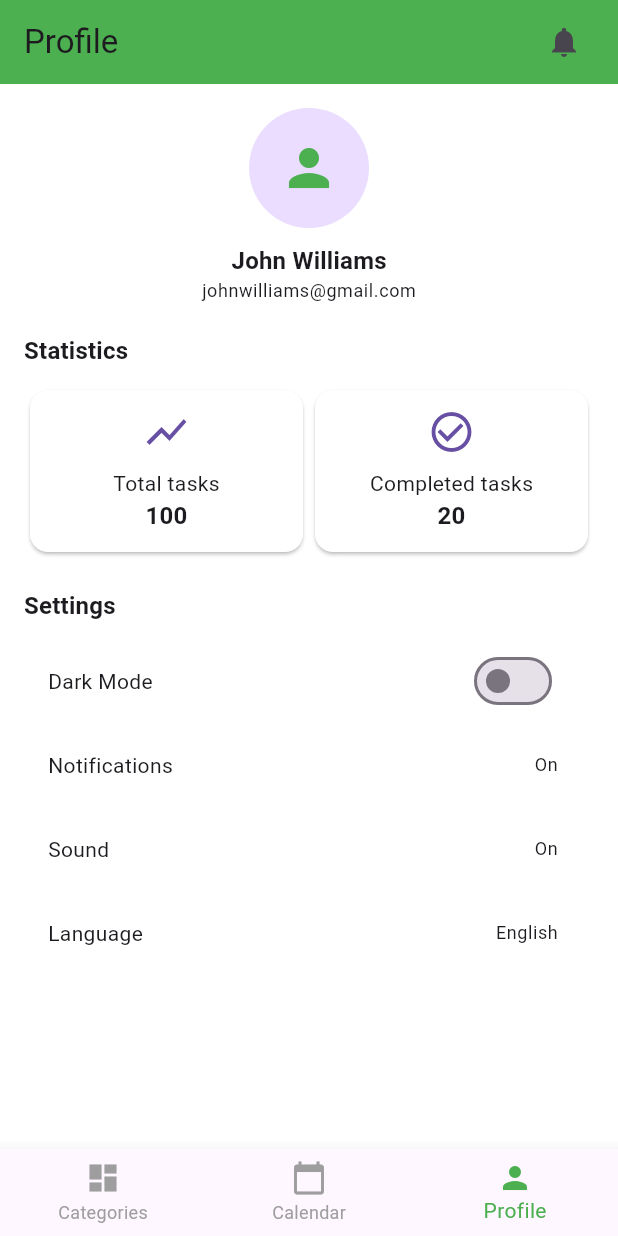
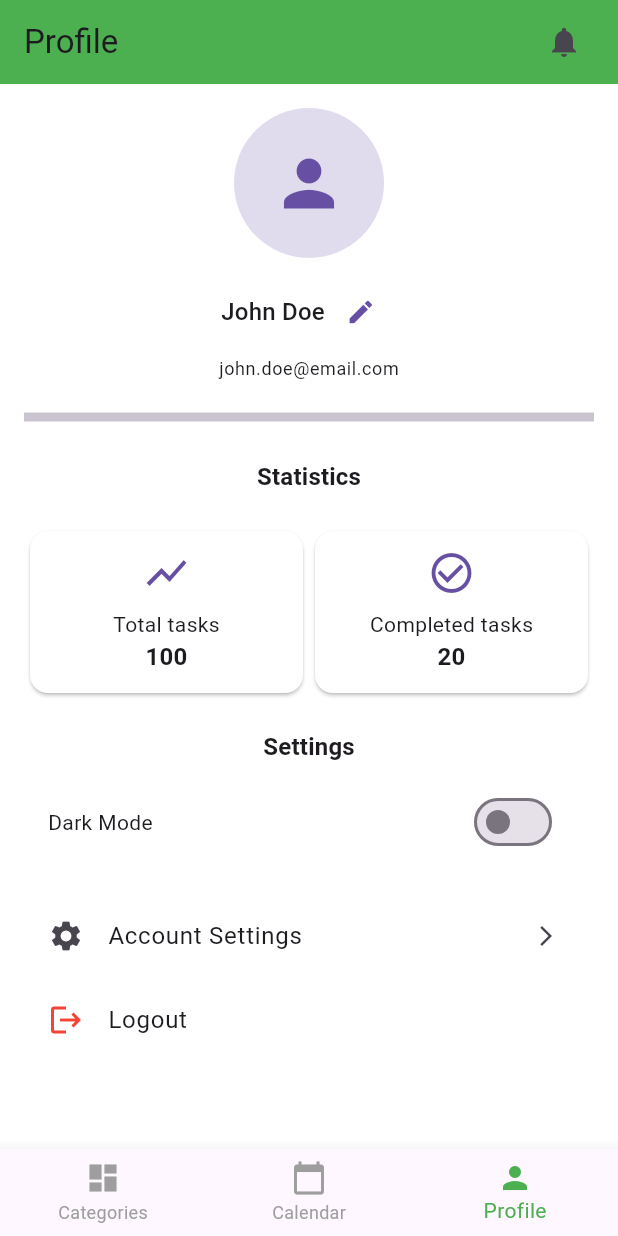
Before and after one commit to Flexydea/todo_app, a Flutter app: the screen it shows after launch, item 3 of the bottom bar chosen, on a phone screen of 412 x 824 dp. Run offline on Flutter 3.47's test engine with Material 3 defaults, Android fonts, the light colour scheme and no system bars; drawn by our look-alikes of badges; our stand-ins replace flutter_local_notifications, image_picker, lottie, shared_preferences, table_calendar, timezone.

Commit message:
profile page screen done

```diff
--- a/lib/screens/calendar_screen.dart
+++ b/lib/screens/calendar_screen.dart
@@ -303,7 +303,10 @@ class _CalendarScreenState extends State<CalendarScreen> {
       children: [
         _buildToggleTabs(),
         isMonthly ? _buildMonthlyCalendar() : _buildDailyPicker(),
+
+        const Divider(thickness: 4),
         const SizedBox(height: 40),
+
         Align(
           alignment: Alignment.center,
           child: Text(
--- a/lib/screens/profile_screen.dart
+++ b/lib/screens/profile_screen.dart
@@ -1,7 +1,7 @@
 import 'package:flutter/material.dart';
-import 'package:fl_chart/fl_chart.dart';
 import 'package:provider/provider.dart';
 import 'package:todo_app/theme/theme_notifier.dart';
+import 'package:todo_app/widgets/account_section.dart';
 
 class ProfileScreen extends StatelessWidget {
   const ProfileScreen({super.key});
@@ -16,22 +16,21 @@ class ProfileScreen extends StatelessWidget {
       body: SingleChildScrollView(
         padding: const EdgeInsets.all(16),
         child: Column(
-          crossAxisAlignment: CrossAxisAlignment.start,
+          crossAxisAlignment: CrossAxisAlignment.center,
           children: [
-            _buildProfileHeader(textTheme),
+            //Account section at the top
+            const AccountSection(),
             const SizedBox(height: 20),
-
             Text(
               "Statistics",
               style: textTheme.titleMedium?.copyWith(
                 fontWeight: FontWeight.bold,
               ),
             ),
-            const SizedBox(height: 10),
-
+            const SizedBox(height: 20),
             _buildStatisticsCards(theme, textTheme),
             const SizedBox(height: 20),
-
+            // Settings
             Text(
               "Settings",
               style: textTheme.titleMedium?.copyWith(
@@ -39,29 +38,26 @@ class ProfileScreen extends StatelessWidget {
               ),
             ),
             const SizedBox(height: 10),
-
             _buildSettings(context, textTheme),
+            const SizedBox(height: 20),
+            // Account options
+            ListTile(
+              leading: const Icon(Icons.settings),
+              title: const Text("Account Settings"),
+              trailing: const Icon(Icons.arrow_forward_ios, size: 16),
+              onTap: () {
+                // TODO: Navigate to settings page
+              },
+            ),
+            ListTile(
+              leading: const Icon(Icons.logout, color: Colors.red),
+              title: const Text("Logout"),
+              onTap: () {
+                // TODO: Handle logout logic
+              },
+            ),
           ],
         ),
-      ),
-    );
-  }
-
-  Widget _buildProfileHeader(TextTheme textTheme) {
-    return Center(
-      child: Column(
-        children: [
-          const CircleAvatar(
-            radius: 40,
-            child: Icon(Icons.person, size: 40, color: Colors.green),
-          ),
-          const SizedBox(height: 10),
-          Text(
-            "John Williams",
-            style: textTheme.titleMedium?.copyWith(fontWeight: FontWeight.bold),
-          ),
-          Text("johnwilliams@gmail.com", style: textTheme.bodySmall),
-        ],
       ),
     );
   }
@@ -121,28 +117,12 @@ class ProfileScreen extends StatelessWidget {
   Widget _buildSettings(BuildContext context, TextTheme textTheme) {
     final themeNotifier = Provider.of<ThemeNotifier>(context);
 
-    return Column(
-      children: [
-        ListTile(
-          title: Text("Dark Mode", style: textTheme.bodyMedium),
-          trailing: Switch(
-            value: themeNotifier.isDarkMode,
-            onChanged: (val) => themeNotifier.toggleTheme(val),
-          ),
-        ),
-        ListTile(
-          title: Text("Notifications", style: textTheme.bodyMedium),
-          trailing: Text("On", style: textTheme.bodySmall),
-        ),
-        ListTile(
-          title: Text("Sound", style: textTheme.bodyMedium),
-          trailing: Text("On", style: textTheme.bodySmall),
-        ),
-        ListTile(
-          title: Text("Language", style: textTheme.bodyMedium),
-          trailing: Text("English", style: textTheme.bodySmall),
-        ),
-      ],
+    return ListTile(
+      title: Text("Dark Mode", style: textTheme.bodyMedium),
+      trailing: Switch(
+        value: themeNotifier.isDarkMode,
+        onChanged: (val) => themeNotifier.toggleTheme(val),
+      ),
     );
   }
 }
--- /dev/null
+++ b/lib/widgets/account_section.dart
@@ -0,0 +1,102 @@
+import 'dart:io';
+import 'package:flutter/material.dart';
+import 'package:image_picker/image_picker.dart';
+
+class AccountSection extends StatefulWidget {
+  const AccountSection({super.key});
+
+  @override
+  State<AccountSection> createState() => _AccountSectionState();
+}
+
+class _AccountSectionState extends State<AccountSection> {
+  File? _profileImage;
+
+  final TextEditingController _nameController = TextEditingController(
+    text: "John Doe",
+  );
+
+  final String _email = "john.doe@email.com"; // Fixed email
+  bool _isEditingName = false;
+
+  // Image picker for profile picture
+  Future<void> _pickImage() async {
+    final picker = ImagePicker();
+    final pickedFile = await picker.pickImage(source: ImageSource.gallery);
+
+    if (pickedFile != null) {
+      setState(() {
+        _profileImage = File(pickedFile.path);
+      });
+    }
+  }
+
+  @override
+  Widget build(BuildContext context) {
+    final theme = Theme.of(context);
+    final textTheme = theme.textTheme;
+
+    return Column(
+      children: [
+        // Profile picture
+        GestureDetector(
+          onTap: _pickImage,
+          child: CircleAvatar(
+            radius: 50,
+            backgroundColor: theme.colorScheme.primary.withOpacity(0.2),
+            backgroundImage: _profileImage != null
+                ? FileImage(_profileImage!)
+                : null,
+            child: _profileImage == null
+                ? Icon(Icons.person, size: 50, color: theme.colorScheme.primary)
+                : null,
+          ),
+        ),
+        const SizedBox(height: 12),
+
+        // Name with edit icon
+        Row(
+          mainAxisAlignment: MainAxisAlignment.center,
+          children: [
+            _isEditingName
+                ? SizedBox(
+                    width: 200,
+                    child: TextField(
+                      controller: _nameController,
+                      style: textTheme.titleMedium,
+                      decoration: const InputDecoration(
+                        isDense: true,
+                        contentPadding: EdgeInsets.symmetric(
+                          vertical: 8,
+                          horizontal: 12,
+                        ),
+                        border: OutlineInputBorder(),
+                        hintText: "Enter name",
+                      ),
+                    ),
+                  )
+                : Text(_nameController.text, style: textTheme.titleMedium),
+            IconButton(
+              icon: Icon(
+                _isEditingName ? Icons.check : Icons.edit,
+                size: 20,
+                color: theme.colorScheme.primary,
+              ),
+              onPressed: () {
+                setState(() {
+                  _isEditingName = !_isEditingName;
+                });
+              },
+              tooltip: _isEditingName ? 'Save name' : 'Edit name',
+            ),
+          ],
+        ),
+        // Static email display
+        const SizedBox(height: 6),
+        Text(_email, style: textTheme.bodySmall),
+        const SizedBox(height: 16),
+        const Divider(thickness: 6),
+      ],
+    );
+  }
+}
--- a/pubspec.yaml
+++ b/pubspec.yaml
@@ -47,6 +47,7 @@ dev_dependencies:
   flutter_local_notifications: ^17.0.0
   timezone: ^0.9.2
   badges: ^3.1.2
+  image_picker: ^1.1.0
 
   # The "flutter_lints" package below contains a set of recommended lints to
   # encourage good coding practices. The lint set provided by the package is
```
Also changed, not shown: pubspec.lock, 1 other file.
